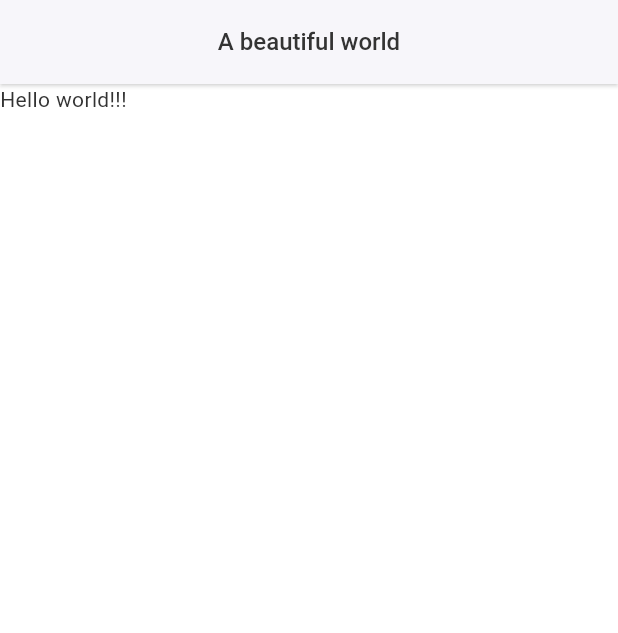
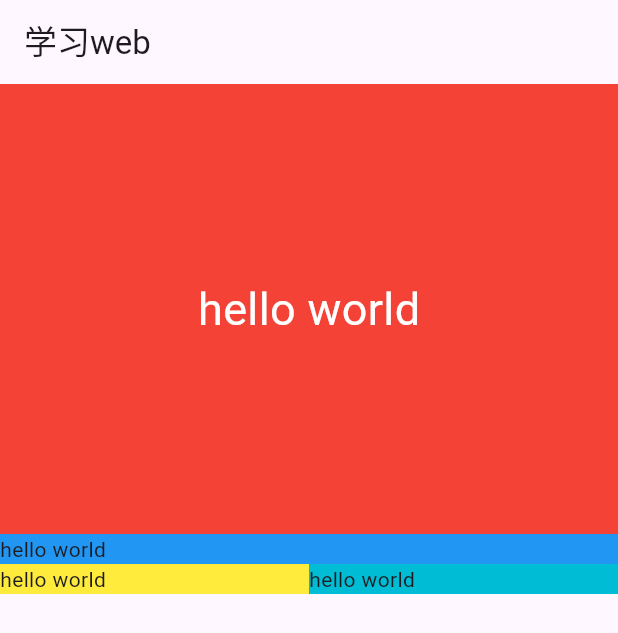
Before and after one commit to yinanwang1/FlutterSnippet, a Flutter app: the screen it shows after launch, on a phone screen of 412 x 824 dp. Shown: the top 633 px of the screen. Run offline on Flutter 3.47's test engine with Material 3 defaults, Android fonts, the phone set to English and light mode, and no system bars; our stand-ins replace camera, date_format, flutter_easyloading, flutter_riverpod, flutter_screenutil, permission_handler and 2 more; missing offline and left inert: amap_flutter_base, amap_flutter_location, amap_flutter_map, polygon.

Commit message:
Upgrade  the third frameworks.

```diff
--- a/lib/main.dart
+++ b/lib/main.dart
@@ -1,38 +1,49 @@
-import 'dart:math';
-
 import 'package:flutter/material.dart';
-import 'package:flutter_riverpod/flutter_riverpod.dart';
-import 'package:flutter_snippet/Common/MaterialAppUtil.dart';
-import 'package:flutter_snippet/generated/l10n.dart';
-import 'package:flutter_snippet/generated/my_images.dart';
 
 void main() {
-  runApp(createMaterialApp(
-      (settings) => MaterialPageRoute(builder: (context) {
-            return MyHomePage(
-              title: S.of(context).title,
-            );
-          }),
-      {}));
+  runApp(MaterialApp(
+    home: MyHomePage(
+      title: "学习web",
+    ),
+  ));
 }
 
-class MyHomePage extends ConsumerStatefulWidget {
+class MyHomePage extends StatefulWidget {
   final String title;
 
   const MyHomePage({super.key, required this.title});
 
   @override
-  ConsumerState createState() => _MyHomePageState();
+  State createState() => _MyHomePageState();
 }
 
-class _MyHomePageState extends ConsumerState<MyHomePage> with SingleTickerProviderStateMixin {
+class _MyHomePageState extends State<MyHomePage> {
   @override
   Widget build(BuildContext context) {
     return Scaffold(
         appBar: AppBar(
           title: Text(widget.title),
         ),
-        body: Text("Hello world!!!"));
+        body: ListView(
+          children: [
+            Container(
+              height: 300,
+              color: Colors.red,
+              child: Center(child: Text("hello world", style: TextStyle(color: Colors.white, fontSize: 30),)),
+            ),
+            Container(
+              color: Colors.blue,
+              child: Text("hello world"),
+            ),
+            Row(
+              children: [
+                Flexible(fit: FlexFit.tight,child: Container(color: Colors.yellow, child: Text("hello world"),)),
+                Flexible(fit: FlexFit.tight,child: Container(color: Colors.cyan, child: Text("hello world"),))
+              ],
+            )
+          ],
+        )
+    );
   }
 }
 
```
Also changed, not shown: lib/DesignModel/calculator.dart (+6 -2 lines), pubspec.yaml (+16 -16 lines).
